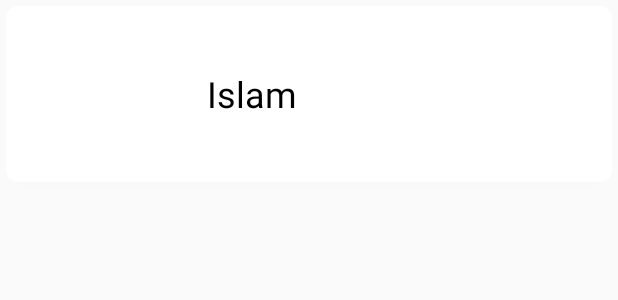
After one commit to eslamalaaeddin/Pokemons, an Android app: the layout pokemon_item_layout.xml on its own in the app's theme, with its tools: preview values and no code run, on a phone screen of 412 x 824 dp. The commit adds this screen. Shown: the top 300 px of the screen. Run offline under Robolectric (Android 15) with nearby library versions, the phone set to English and light mode, and no system bars; network calls fail.

```diff
--- a/app/src/main/AndroidManifest.xml
+++ b/app/src/main/AndroidManifest.xml
@@ -1,15 +1,17 @@
 <?xml version="1.0" encoding="utf-8"?>
 <manifest xmlns:android="http://schemas.android.com/apk/res/android"
     package="com.example.pokemons">
+    <uses-permission android:name="android.permission.INTERNET"/>
 
     <application
         android:allowBackup="true"
         android:icon="@mipmap/ic_launcher"
         android:label="@string/app_name"
+        android:name=".helper.BaseApplication"
         android:roundIcon="@mipmap/ic_launcher_round"
         android:supportsRtl="true"
         android:theme="@style/AppTheme">
-        <activity android:name=".MainActivity">
+        <activity android:name=".ui.MainActivity">
             <intent-filter>
                 <action android:name="android.intent.action.MAIN" />
 
--- /dev/null
+++ b/app/src/main/java/com/example/pokemons/model/Pokemon.kt
@@ -0,0 +1,6 @@
+package com.example.pokemons.model
+
+data class Pokemon(
+    var name: String? = null,
+    var url: String? = null
+)
--- /dev/null
+++ b/app/src/main/res/layout/pokemon_item_layout.xml
@@ -0,0 +1,43 @@
+<?xml version="1.0" encoding="utf-8"?>
+
+
+<androidx.cardview.widget.CardView xmlns:android="http://schemas.android.com/apk/res/android"
+    xmlns:app="http://schemas.android.com/apk/res-auto"
+    xmlns:tools="http://schemas.android.com/tools"
+    android:id="@+id/cardView"
+    android:layout_width="match_parent"
+    android:layout_height="wrap_content"
+    android:layout_margin="4dp"
+    app:cardCornerRadius="8dp"
+    app:cardElevation="4dp"
+    app:layout_constraintBottom_toBottomOf="parent"
+    app:layout_constraintEnd_toEndOf="parent"
+    app:layout_constraintStart_toStartOf="parent"
+    app:layout_constraintTop_toTopOf="parent">
+
+    <LinearLayout
+        android:layout_width="match_parent"
+        android:layout_height="wrap_content"
+        android:gravity="center|start"
+        android:orientation="horizontal">
+
+        <ImageView
+            android:id="@+id/pokemonImageView"
+            android:layout_width="94dp"
+            android:layout_height="117dp"
+            android:layout_marginStart="8dp"
+            android:scaleType="centerInside"
+         />
+
+        <TextView
+            android:id="@+id/pokemonNameTextView"
+            android:layout_width="wrap_content"
+            android:layout_height="wrap_content"
+            android:layout_marginStart="32dp"
+            android:textColor="#000000"
+            android:textSize="24sp"
+            tools:text="Islam" />
+
+    </LinearLayout>
+
+</androidx.cardview.widget.CardView>
```
Also changed, not shown: app/build.gradle (+34 -0 lines), app/src/main/java/com/example/pokemons/MainActivity.kt (deleted, +0 -11 lines), app/src/main/java/com/example/pokemons/di/Module.kt (added, +20 -0 lines), app/src/main/java/com/example/pokemons/helper/BaseApplication.kt (added, +27 -0 lines), app/src/main/java/com/example/pokemons/helper/Resource.kt (added, +16 -0 lines), app/src/main/java/com/example/pokemons/model/Response.kt (added, +8 -0 lines), app/src/main/java/com/example/pokemons/network/Api.kt (added, +11 -0 lines), app/src/main/java/com/example/pokemons/network/RetrofitInstance.kt (added, +26 -0 lines), app/src/main/java/com/example/pokemons/repository/Repository.kt (added, +13 -0 lines), app/src/main/java/com/example/pokemons/ui/MainActivity.kt (added, +25 -0 lines), app/src/main/java/com/example/pokemons/ui/PokemonsAdapter.kt (added, +40 -0 lines), app/src/main/java/com/example/pokemons/viewmodel/MainActivityViewModel.kt (added, +25 -0 lines), app/src/main/res/layout/activity_main.xml (+8 -8 lines).
